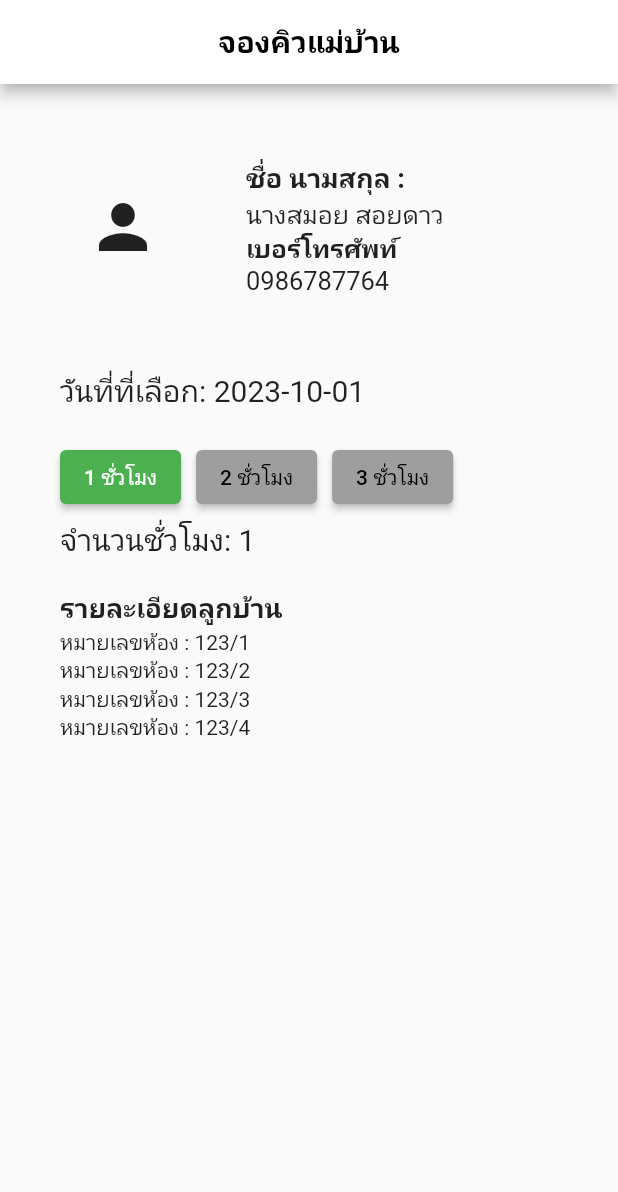
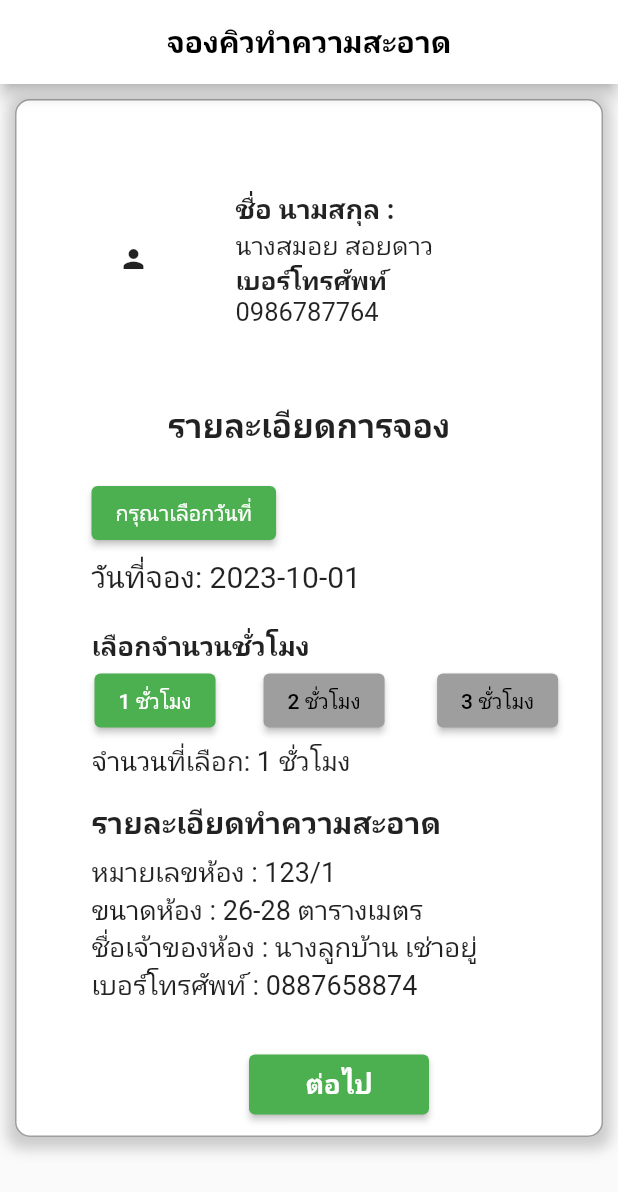
Before and after one commit to beerfxck/Privacy_Hired_App, a Flutter app: the HiredMaidPage screen opened directly, on a phone screen of 412 x 824 dp. Shown: the top 1192 px of the screen. Run offline on Flutter 3.47's test engine with Material 2 defaults, Android fonts, the phone set to English and light mode, and no system bars; our stand-ins replace flutter_datetime_picker.

Commit message:
add hired page

```diff
--- a/lib/components/MaidDeatailForHired.dart
+++ b/lib/components/MaidDeatailForHired.dart
@@ -15,7 +15,7 @@ class MaidDetailForHired extends StatelessWidget {
                 padding: const EdgeInsets.all(8.0),
                 child: Icon(
                   Icons.person,
-                  size: 48, // ขนาดไอคอน
+                  size: 20, // ขนาดไอคอน
                 ),
               ),
             ),
--- a/lib/components/UserDeatailForHired.dart
+++ b/lib/components/UserDeatailForHired.dart
@@ -4,40 +4,46 @@ class UserDetailForHired extends StatelessWidget {
   @override
   Widget build(BuildContext context) {
     return Column(
-      crossAxisAlignment:
-          CrossAxisAlignment.start, // A
+      crossAxisAlignment: CrossAxisAlignment.start, // A
       children: [
         Text(
-          'รายละเอียดลูกบ้าน',
+          'รายละเอียดทำความสะอาด',
           style: TextStyle(
-            fontSize: 18,
+            fontSize: 20,
             fontWeight: FontWeight.bold,
           ),
         ),
-        SingleChildScrollView(
-          scrollDirection: Axis.vertical,
-          child: Column(
-            crossAxisAlignment:
-                CrossAxisAlignment.start,
+        SizedBox(height: 7),
+        ListView(
+          shrinkWrap:
+              true, // To make the ListView take only the required height
+          physics: NeverScrollableScrollPhysics(), // Disable ListView scrolling
           children: [
             Text(
               'หมายเลขห้อง : 123/1',
-                textAlign: TextAlign.left,
+              style: TextStyle(
+                fontSize: 18,
+              ),
             ),
             Text(
-                'หมายเลขห้อง : 123/2',
-                textAlign: TextAlign.left,
+              'ขนาดห้อง : 26-28 ตารางเมตร',
+              style: TextStyle(
+                fontSize: 18,
+              ),
             ),
             Text(
-                'หมายเลขห้อง : 123/3',
-                textAlign: TextAlign.left,
+              'ชื่อเจ้าของห้อง : นางลูกบ้าน เช่าอยู่',
+              style: TextStyle(
+                fontSize: 18,
+              ),
             ),
             Text(
-                'หมายเลขห้อง : 123/4',
-                textAlign: TextAlign.left,
+              'เบอร์โทรศัพท์ : 0887658874',
+              style: TextStyle(
+                fontSize: 18,
+              ),
             ),
           ],
-          ),
         ),
       ],
     );
--- a/lib/screens/Hiredmaid_page.dart
+++ b/lib/screens/Hiredmaid_page.dart
@@ -3,6 +3,7 @@ import 'package:flutter_datetime_picker/flutter_datetime_picker.dart';
 import 'package:intl/intl.dart';
 
 import '../components/MaidDeatailForHired.dart';
+import '../components/Terms_of_service.dart';
 import '../components/UserDeatailForHired.dart';
 
 class HiredMaidPage extends StatefulWidget {
@@ -21,17 +22,48 @@ class _HomePageState extends State<HiredMaidPage> {
         backgroundColor: Colors.white,
         centerTitle: true,
         title: Text(
-          'จองคิวแม่บ้าน',
+          'จองคิวทำความสะอาด',
           style: TextStyle(color: Colors.black, fontWeight: FontWeight.bold),
         ),
       ),
       body: SingleChildScrollView(
+        child: Container(
+          margin:
+              EdgeInsets.all(10), // Margin to add spacing around the content
+          padding:
+              EdgeInsets.all(10), // Padding to add spacing within the container
+          decoration: BoxDecoration(
+            color: Colors.white, // Set the background color to white
+            borderRadius: BorderRadius.circular(10.0), // Add rounded corners
+            border: Border.all(
+              color: Colors.grey, // Border color
+            ),
+            boxShadow: [
+              BoxShadow(
+                color: Colors.grey.withOpacity(0.5),
+                spreadRadius: 5,
+                blurRadius: 7,
+                offset: Offset(0, 3),
+              ),
+            ],
+          ),
           child: Column(
             children: <Widget>[
-            MaidDetailForHired(), // Add MaidDetailForHired component here
+              MaidDetailForHired(),
+              Text(
+                'รายละเอียดการจอง',
+                style: TextStyle(
+                  fontSize: 22,
+                  fontWeight: FontWeight.bold,
+                ),
+              ),
+              SizedBox(
+                height: 20,
+              ),
               Padding(
                 padding: const EdgeInsets.only(
-                  left: 40.0), // Add left padding to move content to the right
+                    left:
+                        40.0), // Add left padding to move content to the right
                 child: Align(
                   alignment: Alignment
                       .topLeft, // Align the following content to the left
@@ -40,22 +72,60 @@ class _HomePageState extends State<HiredMaidPage> {
                     crossAxisAlignment:
                         CrossAxisAlignment.start, // Align children to the left
                     children: <Widget>[
+                      ElevatedButton(
+                        onPressed: () {
+                          DatePicker.showDatePicker(
+                            context,
+                            showTitleActions: true,
+                            onConfirm: (date) {
+                              if (date != null) {
+                                setState(() {
+                                  selectedDate = date;
+                                });
+                              }
+                            },
+                            currentTime: selectedDate,
+                          );
+                        },
+                        style: ElevatedButton.styleFrom(
+                          primary:
+                              Colors.green, // Change the button color to green
+                        ),
+                        child: Text(
+                          'กรุณาเลือกวันที่',
+                          style: TextStyle(
+                            color: Colors.white,
+                          ),
+                        ),
+                      ),
+                      SizedBox(height: 5),
                       Text(
-                      'วันที่ที่เลือก: ${DateFormat('yyyy-MM-dd').format(selectedDate)}',
+                        'วันที่จอง: ${DateFormat('yyyy-MM-dd').format(selectedDate)}',
                         style: TextStyle(fontSize: 20),
                       ),
                       SizedBox(height: 20),
-                    Row(
+                      Text(
+                        'เลือกจำนวนชั่วโมง',
+                        style: TextStyle(
+                            fontSize: 18, fontWeight: FontWeight.bold),
+                      ),
+                      SingleChildScrollView(
+                        scrollDirection: Axis.horizontal,
+                        child: Row(
                           children: <Widget>[
-                        ElevatedButton(
+                            Container(
+                              margin: EdgeInsets.symmetric(
+                                  horizontal: 2), // Add horizontal spacing
+                              child: ElevatedButton(
                                 onPressed: () {
                                   setState(() {
                                     selectedHours = 1;
                                   });
                                 },
                                 style: ElevatedButton.styleFrom(
-                            primary:
-                                selectedHours == 1 ? Colors.green : Colors.grey,
+                                  primary: selectedHours == 1
+                                      ? Colors.green
+                                      : Colors.grey,
                                 ),
                                 child: Text(
                                   '1 ชั่วโมง',
@@ -66,16 +136,20 @@ class _HomePageState extends State<HiredMaidPage> {
                                   ),
                                 ),
                               ),
-                        SizedBox(width: 10),
-                        ElevatedButton(
+                            ),
+                            Container(
+                              margin: EdgeInsets.symmetric(
+                                  horizontal: 30), // Add horizontal spacing
+                              child: ElevatedButton(
                                 onPressed: () {
                                   setState(() {
                                     selectedHours = 2;
                                   });
                                 },
                                 style: ElevatedButton.styleFrom(
-                            primary:
-                                selectedHours == 2 ? Colors.green : Colors.grey,
+                                  primary: selectedHours == 2
+                                      ? Colors.green
+                                      : Colors.grey,
                                 ),
                                 child: Text(
                                   '2 ชั่วโมง',
@@ -86,16 +160,20 @@ class _HomePageState extends State<HiredMaidPage> {
                                   ),
                                 ),
                               ),
-                        SizedBox(width: 10),
-                        ElevatedButton(
+                            ),
+                            Container(
+                              margin: EdgeInsets.symmetric(
+                                  horizontal: 5), // Add horizontal spacing
+                              child: ElevatedButton(
                                 onPressed: () {
                                   setState(() {
                                     selectedHours = 3;
                                   });
                                 },
                                 style: ElevatedButton.styleFrom(
-                            primary:
-                                selectedHours == 3 ? Colors.green : Colors.grey,
+                                  primary: selectedHours == 3
+                                      ? Colors.green
+                                      : Colors.grey,
                                 ),
                                 child: Text(
                                   '3 ชั่วโมง',
@@ -106,15 +184,45 @@ class _HomePageState extends State<HiredMaidPage> {
                                   ),
                                 ),
                               ),
+                            ),
                           ],
+                        ),
                       ),
                       SizedBox(height: 4),
                       Text(
-                      'จำนวนชั่วโมง: $selectedHours',
-                      style: TextStyle(fontSize: 20),
+                        'จำนวนที่เลือก: $selectedHours' + ' ชั่วโมง',
+                        style: TextStyle(fontSize: 18),
                       ),
-                    SizedBox(height: 20),
+                      SizedBox(height: 15),
                       UserDetailForHired(),
+                      SizedBox(height: 30),
+                      Center(
+                        child: ElevatedButton(
+                          onPressed: () {
+                            Navigator.push(
+                              context,
+                              MaterialPageRoute(
+                                builder: (context) =>
+                                    ServiceConditionsComponent(),
+                              ),
+                            );
+                          },
+                          style: ElevatedButton.styleFrom(
+                            primary: Colors
+                                .green, // Set the button's background color to green
+                            minimumSize:
+                                Size(120, 40), // Set button size as needed
+                          ),
+                          child: Text(
+                            'ต่อไป',
+                            style: TextStyle(
+                              fontSize: 18,
+                              fontWeight: FontWeight.bold,
+                              color: Colors.white,
+                            ),
+                          ),
+                        ),
+                      )
                     ],
                   ),
                 ),
@@ -122,6 +230,7 @@ class _HomePageState extends State<HiredMaidPage> {
             ],
           ),
         ),
+      ),
     );
   }
 }
--- a/pubspec.yaml
+++ b/pubspec.yaml
@@ -39,6 +39,7 @@ dependencies:
   dropdown_search: ^5.0.6
   flutter_datetime_picker: ^1.5.0
   intl: ^0.17.0
+  table_calendar: ^3.0.1
 
 dev_dependencies:
   flutter_test:
```
Also changed, not shown: lib/components/Terms_of_service.dart (added, +160 -0 lines), lib/screens/Setting_page.dart (+10 -1 lines), lib/screensMaid/Maid_Edit_Profile.dart (added, +21 -0 lines), pubspec.lock. Lines whose indentation alone changed are shown as unchanged.
